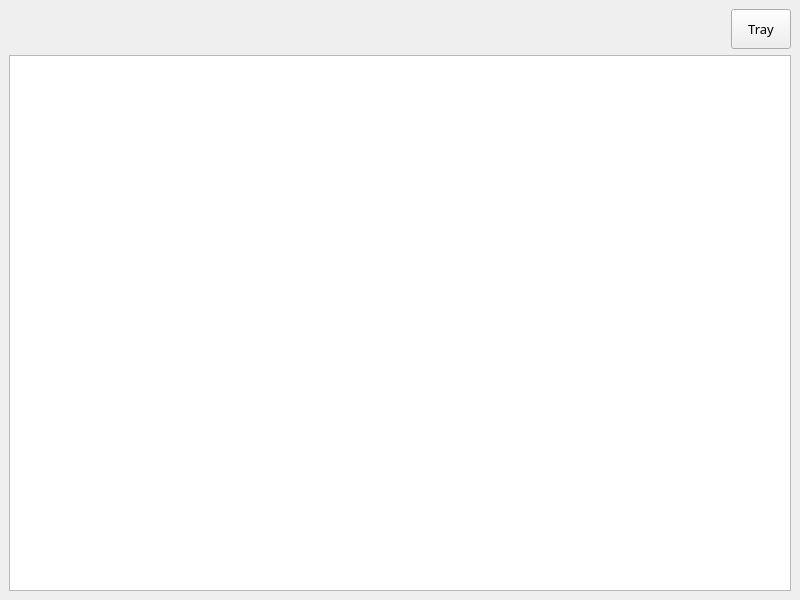
This is ui/raw/KeyLogger.ui in Nakama3942/KeyLogger as Qt 5 draws it before an edit. The edited form follows.
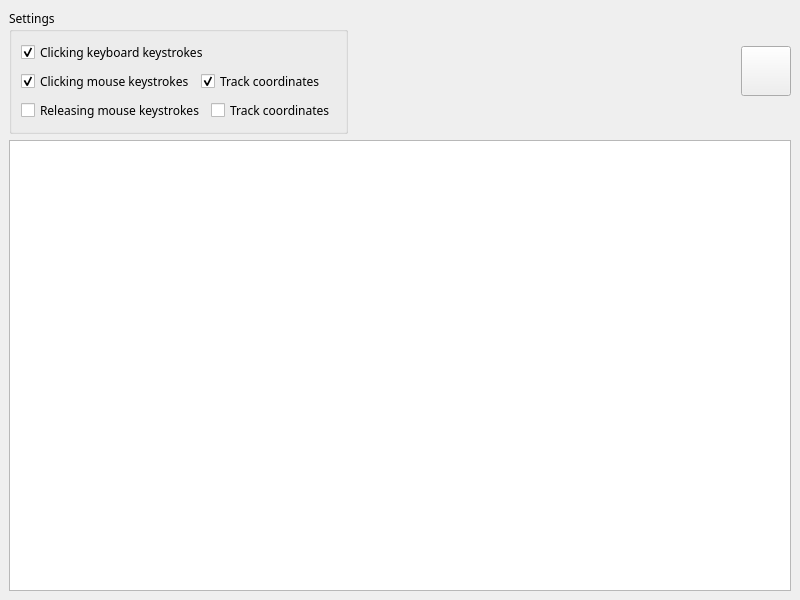
This is the edited form.

Commit message: Expanded information output settings

The edit to the form file:
```diff
--- a/ui/raw/KeyLogger.ui
+++ b/ui/raw/KeyLogger.ui
@@ -19,9 +19,85 @@
    <string>KEYLOGGER</string>
   </property>
   <widget class="QWidget" name="centralwidget">
-   <layout class="QVBoxLayout" name="verticalLayout">
+   <layout class="QVBoxLayout" name="verticalLayout_2">
     <item>
      <layout class="QHBoxLayout" name="horizontalLayout">
+      <item>
+       <widget class="QGroupBox" name="groupBox">
+        <property name="title">
+         <string>Settings</string>
+        </property>
+        <layout class="QVBoxLayout" name="verticalLayout">
+         <item>
+          <widget class="QCheckBox" name="checkKeyboardClick">
+           <property name="font">
+            <font>
+             <pointsize>9</pointsize>
+            </font>
+           </property>
+           <property name="text">
+            <string>Clicking keyboard keystrokes</string>
+           </property>
+           <property name="checked">
+            <bool>true</bool>
+           </property>
+          </widget>
+         </item>
+         <item>
+          <layout class="QHBoxLayout" name="horizontalLayout_2">
+           <item>
+            <widget class="QCheckBox" name="checkMouseClick">
+             <property name="font">
+              <font>
+               <pointsize>9</pointsize>
+              </font>
+             </property>
+             <property name="text">
+              <string>Clicking mouse keystrokes</string>
+             </property>
+             <property name="checked">
+              <bool>true</bool>
+             </property>
+            </widget>
+           </item>
+           <item>
+            <widget class="QCheckBox" name="checMouseClickCoord">
+             <property name="text">
+              <string>Track coordinates</string>
+             </property>
+             <property name="checked">
+              <bool>true</bool>
+             </property>
+            </widget>
+           </item>
+          </layout>
+         </item>
+         <item>
+          <layout class="QHBoxLayout" name="horizontalLayout_3">
+           <item>
+            <widget class="QCheckBox" name="checkMouseRelease">
+             <property name="font">
+              <font>
+               <pointsize>9</pointsize>
+              </font>
+             </property>
+             <property name="text">
+              <string>Releasing mouse keystrokes</string>
+             </property>
+            </widget>
+           </item>
+           <item>
+            <widget class="QCheckBox" name="checMouseReleaseCoord">
+             <property name="text">
+              <string>Track coordinates</string>
+             </property>
+            </widget>
+           </item>
+          </layout>
+         </item>
+        </layout>
+       </widget>
+      </item>
       <item>
        <spacer name="horizontalSpacer">
         <property name="orientation">
@@ -39,17 +115,23 @@
        <widget class="QToolButton" name="toolTray">
         <property name="minimumSize">
          <size>
-          <width>60</width>
-          <height>40</height>
+          <width>50</width>
+          <height>50</height>
          </size>
         </property>
         <property name="font">
          <font>
-          <pointsize>10</pointsize>
+          <pointsize>12</pointsize>
          </font>
         </property>
         <property name="text">
-         <string>Tray</string>
+         <string/>
+        </property>
+        <property name="iconSize">
+         <size>
+          <width>40</width>
+          <height>40</height>
+         </size>
         </property>
        </widget>
       </item>
@@ -59,7 +141,7 @@
      <widget class="QTextBrowser" name="textBrowser">
       <property name="font">
        <font>
-        <pointsize>16</pointsize>
+        <pointsize>12</pointsize>
        </font>
       </property>
      </widget>
```
Left out of the diff: 3 changed lines with no effect on the pictures. The commit also changes 2 other files.
